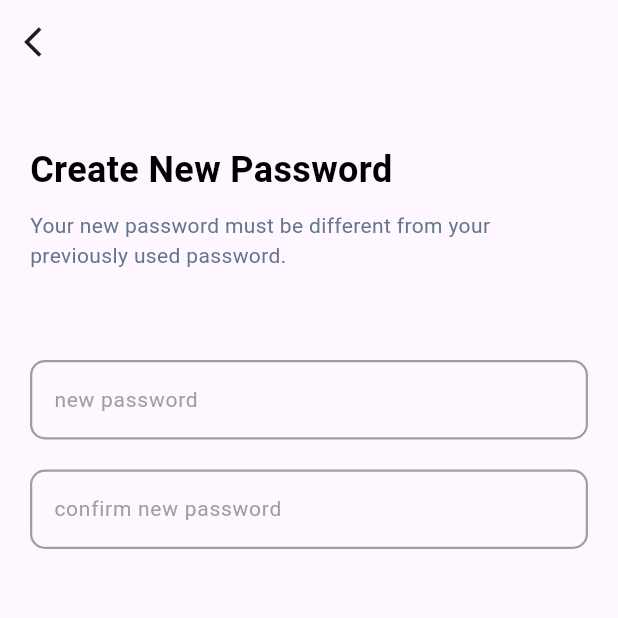
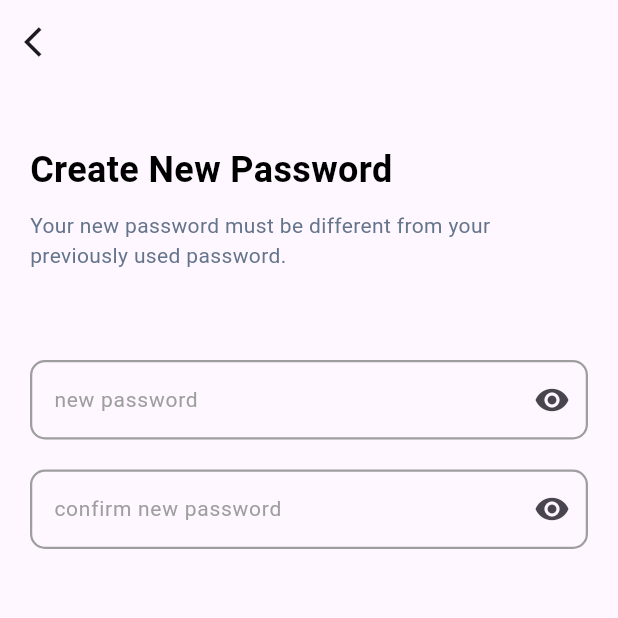
Before and after one commit to dragoncoder11/graduate-app, a Flutter app: the CreateNewPassword screen opened by its route, on a phone screen of 412 x 824 dp, the top half of it. Run offline on Flutter 3.47's test engine with Material 3 defaults, Android fonts, the phone set to English and light mode, and no system bars; our stand-ins replace flutter_otp_text_field, intl_phone_field; Roboto replaces fonts that are missing (Archivo, Arial).

Commit message:
fix the custom text field

```diff
--- a/bloody/lib/core/utils/custom_text_field.dart
+++ b/bloody/lib/core/utils/custom_text_field.dart
@@ -2,37 +2,46 @@ import 'package:bloody/core/utils/constants.dart';
 import 'package:bloody/core/utils/styles.dart';
 import 'package:flutter/material.dart';
 
-class CustomTextField extends StatelessWidget {
-  final IconData? icon;
+class CustomTextField extends StatefulWidget {
   final String hint;
   final TextEditingController controller;
-  final bool obscureText;
+  bool obscureText;
 
-  const CustomTextField({
+   CustomTextField({
     Key? key,
-     this.icon,
     required this.hint,
     required this.controller,  this.obscureText=false,
 
   }) : super(key: key);
 
   @override
+  State<CustomTextField> createState() => _CustomTextFieldState();
+}
+
+class _CustomTextFieldState extends State<CustomTextField> {
+  @override
   Widget build(BuildContext context) {
     return Padding(
       padding: const EdgeInsets.only(top: 20),
       child: TextFormField(
         cursorColor: kTextGreyColor,
-        controller: controller,
+        controller: widget.controller,
         validator: (value) {
           if (value == null || value.isEmpty) {
-            return 'Please enter $hint';
+            return 'Please enter ${widget.hint}';
           }
           return null;
         },
         style: Styles.style14,
         decoration: InputDecoration(
-          suffixIcon: Icon(icon, color: Colors.grey),
-          hintText: hint,
+          suffixIcon:(widget.hint.toLowerCase().contains('password'))? IconButton(
+              onPressed: () {
+                setState(() {
+                  widget.obscureText=!widget.obscureText;
+                });
+              },
+              icon: widget.obscureText?const Icon(Icons.visibility_off):const Icon(Icons.visibility)):null,
+          hintText: widget.hint,
           hintStyle: Styles.style11.copyWith(
             color: Colors.grey,
             fontSize: 14,
@@ -50,6 +59,7 @@ class CustomTextField extends StatelessWidget {
             borderRadius: BorderRadius.circular(10),
           ),
         ),
+        obscureText: widget.obscureText,
 
       ),
     );
--- a/bloody/lib/features/register/presentation/widgets/login_page_body.dart
+++ b/bloody/lib/features/register/presentation/widgets/login_page_body.dart
@@ -30,7 +30,7 @@ class LoginPageBody extends StatelessWidget {
               ),
               const SizedBox(height: 40,),
                CustomTextField(hint: 'Email',controller: emailController,),
-               CustomTextField(hint: 'Password',icon: Icons.visibility,controller: passwordController,obscureText: true,),
+               CustomTextField(hint: 'Password',controller: passwordController,obscureText: true,),
                const SizedBox(height: 20,),
                CustomButton(ontap: (){
                  if (globalKey.currentState!.validate()) {
--- a/bloody/lib/main.dart
+++ b/bloody/lib/main.dart
@@ -38,7 +38,7 @@ class BloodApp extends StatelessWidget {
         Home.id: (context) => const Home(),
         RegisterDonation.id: (context) => const RegisterDonation(),
       },
-      initialRoute: DonationHistory.id,
+      initialRoute: LoginPage.id,
     );
   }
 }
```
